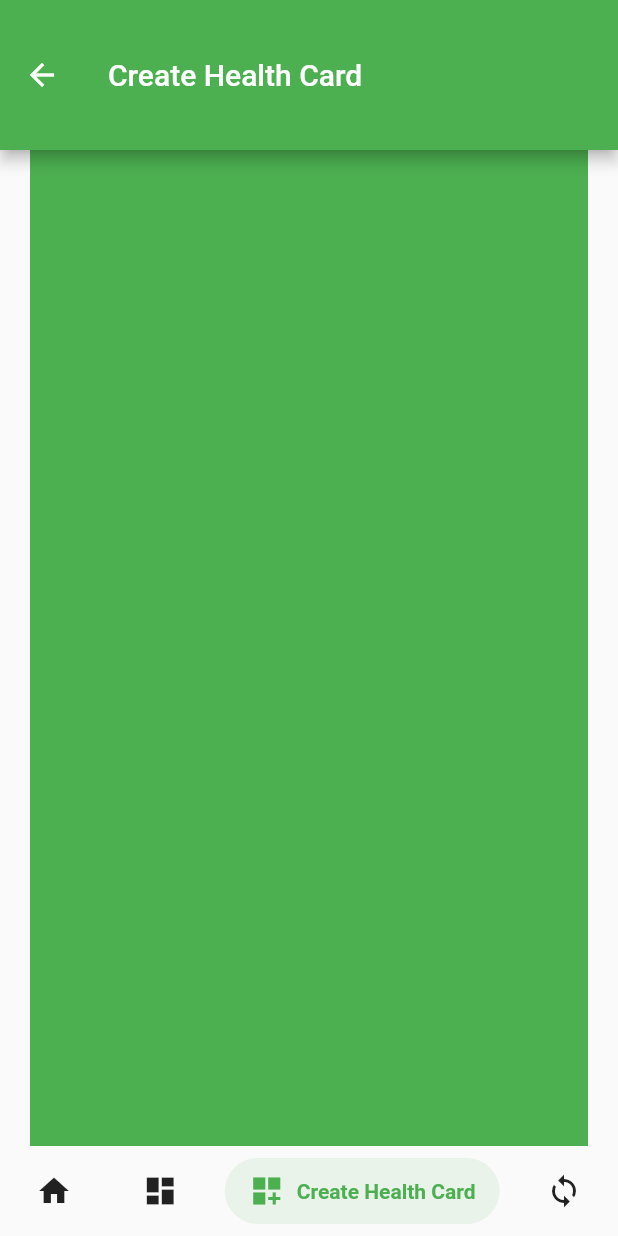
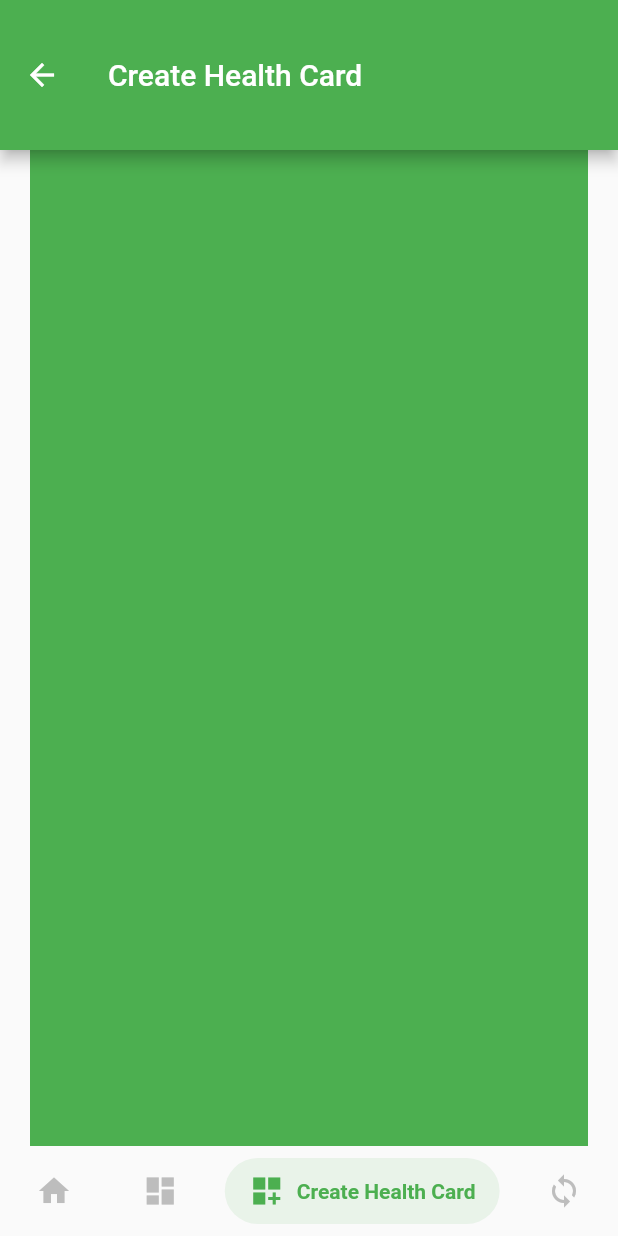
Before and after one commit to Az-21/universal-health-card, a Flutter app: the HealthCardWelcomePage screen opened directly, item 3 of the bottom bar chosen, on a phone screen of 412 x 824 dp. Run offline on Flutter 3.47's test engine with Material 2 defaults, Android fonts, the light colour scheme and no system bars; drawn by our look-alikes of salomon_bottom_bar; our stand-ins replace get, get_storage; missing offline and left inert: awesome_card; accounts and stored records are empty.

Commit message:
✔finalized: health card list ui
- changed misc field to holder info
- fixed padding
- simplified layout
- fixed shadow clipping

```diff
--- a/lib/src/healthCard/health_cards_ui.dart
+++ b/lib/src/healthCard/health_cards_ui.dart
@@ -38,6 +38,8 @@ class _HealthCardWelcomePageState extends State<HealthCardWelcomePage> {
       body: healthCardPages[_currentIndex],
       bottomNavigationBar: SalomonBottomBar(
         currentIndex: _currentIndex,
+        selectedColorOpacity: 0.1,
+        unselectedItemColor: Colors.grey[400],
         onTap: (index) {
           if (index == 0) {
             Get.back(); // goto home
```
Also changed, not shown: lib/src/healthCard/health_card_list.dart (+7 -11 lines).
